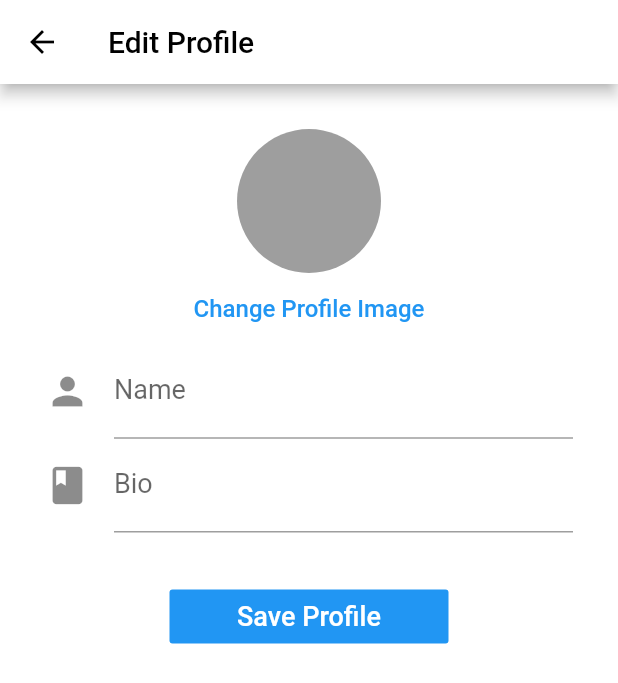
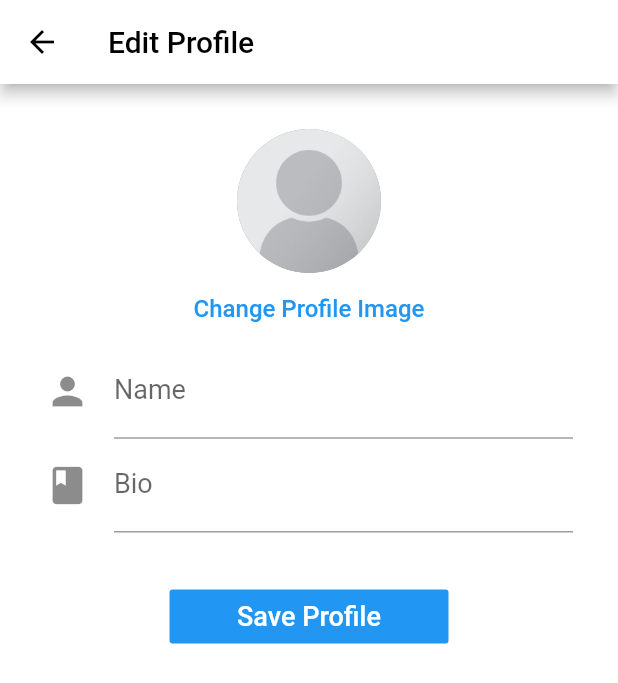
Before and after one commit to Sofiane0308/flutter-sofigram, a Flutter app: the screen it shows once a user with an empty profile is signed in, item 5 of the bottom bar chosen, after a tap on "Edit Profile", on a phone screen of 412 x 824 dp. Shown: the top 683 px of the screen. Run offline on Flutter 3.47's test engine with Material 2 defaults, Android fonts, the phone set to English and light mode, and no system bars; our stand-ins replace cached_network_image, cloud_firestore, firebase_auth, firebase_storage, flutter_image_compress, image_picker; accounts and stored records are empty.

Commit message:
Profile Image and Storage

```diff
--- a/lib/screens/edit_profile_screen.dart
+++ b/lib/screens/edit_profile_screen.dart
@@ -1,6 +1,11 @@
+import 'dart:io';
+
+import 'package:cached_network_image/cached_network_image.dart';
 import 'package:flutter/material.dart';
+import 'package:image_picker/image_picker.dart';
 import 'package:sofigram/models/user_model.dart';
 import 'package:sofigram/services/database_service.dart';
+import 'package:sofigram/services/storage_service.dart';
 
 class EditProfileScreen extends StatefulWidget {
   final User user;
@@ -12,14 +17,52 @@ class EditProfileScreen extends StatefulWidget {
 
 class _EditProfileScreenState extends State<EditProfileScreen> {
   final _formKey = GlobalKey<FormState>();
+  File _profileImage;
   String _name = '';
   String _bio = '';
+  bool _isLoading = false;
 
-  _submit() {
+  _handleImageFromGallery() async {
+    print('object');
+    File imageFile = await ImagePicker.pickImage(source: ImageSource.gallery);
+    if (imageFile != null) {
+      setState(() {
+        _profileImage = imageFile;
+      });
+    }
+  }
+
+  _displayProfileImage() {
+    // No new profile image
+    if (_profileImage == null) {
+      // no existing profile Image
+      if (widget.user.proflieImageUrl.isEmpty) {
+        return AssetImage('assets/images/user_placeholder.png');
+      } else {
+        // user image exists
+        return CachedNetworkImageProvider(widget.user.proflieImageUrl);
+      }
+    } else {
+      // new profile image
+      return FileImage(_profileImage);
+    }
+  }
+
+  _submit() async {
+    setState(() {
+      _isLoading = true;
+    });
     if (_formKey.currentState.validate()) {
       _formKey.currentState.save();
       //update user in DB
       String _profileImageUrl = '';
+      if (_profileImage == null) {
+        _profileImageUrl = widget.user.proflieImageUrl;
+      } else {
+        _profileImageUrl = await StorageService.uploadUserProfileImage(
+            widget.user.proflieImageUrl, _profileImage);
+      }
+
       User user = User(
           id: widget.user.id,
           name: _name,
@@ -38,6 +81,7 @@ class _EditProfileScreenState extends State<EditProfileScreen> {
     _name = widget.user.name;
     _bio = widget.user.bio;
   }
+
   @override
   Widget build(BuildContext context) {
     return Scaffold(
@@ -49,25 +93,33 @@ class _EditProfileScreenState extends State<EditProfileScreen> {
           style: TextStyle(color: Colors.black),
         ),
       ),
-      body: SingleChildScrollView(
-        child: Container(
-            child: Container(
-          height: MediaQuery.of(context).size.height,
-          child: Padding(
+      body: GestureDetector(
+        onTap: () => FocusScope.of(context).unfocus(),
+        child: ListView(
+          children: <Widget>[
+            _isLoading
+                ? LinearProgressIndicator(
+                    backgroundColor: Colors.blue[200],
+                    valueColor: AlwaysStoppedAnimation(Colors.blue),
+                  )
+                : SizedBox.shrink(),
+            Padding(
               padding: const EdgeInsets.all(30.0),
               child: Form(
                 key: _formKey,
                 child: Column(children: <Widget>[
                   CircleAvatar(
                     backgroundColor: Colors.grey,
+                    backgroundImage: _displayProfileImage(),
                     radius: 48,
                   ),
                   FlatButton(
-                    onPressed: () => print('Change profile image'),
+                      onPressed: _handleImageFromGallery,
                       child: Text(
                         'Change Profile Image',
                         style: TextStyle(
-                          color: Theme.of(context).accentColor, fontSize: 16.0),
+                            color: Theme.of(context).accentColor,
+                            fontSize: 16.0),
                       )),
                   TextFormField(
                     initialValue: _name,
@@ -109,7 +161,8 @@ class _EditProfileScreenState extends State<EditProfileScreen> {
                 ]),
               ),
             ),
-        )),
+          ],
+        ),
       ),
     );
   }
--- a/lib/screens/profile_screen.dart
+++ b/lib/screens/profile_screen.dart
@@ -1,3 +1,4 @@
+import 'package:cached_network_image/cached_network_image.dart';
 import 'package:flutter/material.dart';
 import 'package:sofigram/models/user_model.dart';
 import 'package:sofigram/utilities/constants.dart';
@@ -37,6 +38,9 @@ class _ProfileScreenState extends State<ProfileScreen> {
                       CircleAvatar(
                         radius: 50,
                         backgroundColor: Colors.grey,
+                        backgroundImage: user.proflieImageUrl.isEmpty
+                            ? AssetImage('assets/images/user_placeholder.png')
+                            : CachedNetworkImageProvider(user.proflieImageUrl),
                       ),
                       Expanded(
                         child: Column(children: <Widget>[
@@ -85,7 +89,11 @@ class _ProfileScreenState extends State<ProfileScreen> {
                             child: FlatButton(
                                 color: Colors.blue,
                                 textColor: Colors.white,
-                                onPressed: () => Navigator.push(context,MaterialPageRoute(builder: (_) => EditProfileScreen(user:user))),
+                                onPressed: () => Navigator.push(
+                                    context,
+                                    MaterialPageRoute(
+                                        builder: (_) =>
+                                            EditProfileScreen(user: user))),
                                 child: Text('Edit Profile',
                                     style: TextStyle(fontSize: 18.0))),
                           )
--- a/lib/utilities/constants.dart
+++ b/lib/utilities/constants.dart
@@ -1,5 +1,6 @@
 import 'package:cloud_firestore/cloud_firestore.dart';
+import 'package:firebase_storage/firebase_storage.dart';
 
 final _firestore = Firestore.instance;
-
+final storageref = FirebaseStorage.instance.ref();
 final usersRef = _firestore.collection('users');
```
Also changed, not shown: lib/services/storage_service.dart (added, +38 -0 lines), pubspec.yaml (+9 -2 lines), assets/images/user_placeholder.png (added), pubspec.lock. Lines whose indentation alone changed are shown as unchanged.
